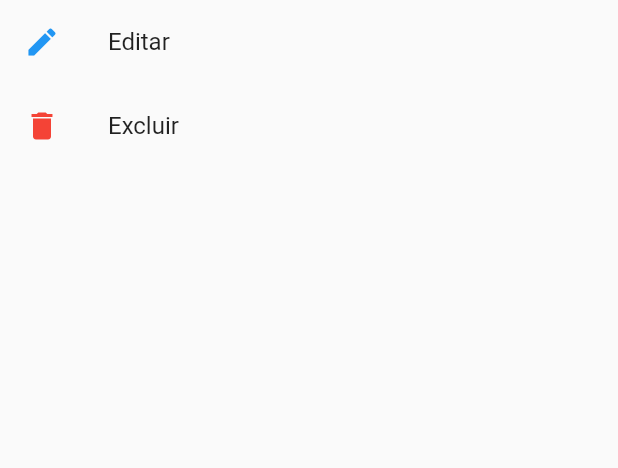
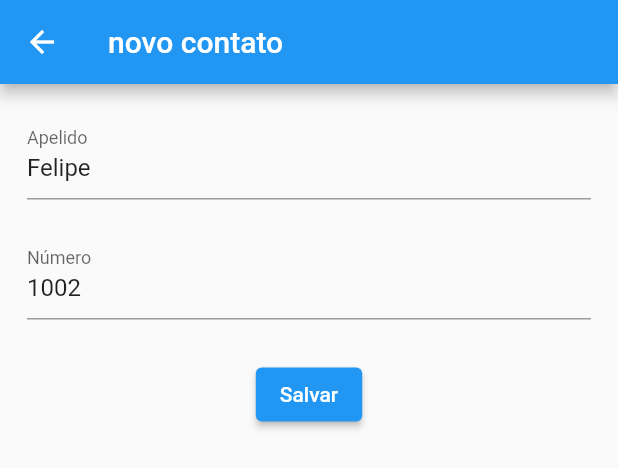
Before and after one commit to davi133/app-mensagens-si700, a Flutter app: the ContactOptions widget shown alone on an empty page, opened directly with sample values from the repository, after a tap on "Editar", on a phone screen of 412 x 824 dp. Shown: the top 468 px of the screen. Run offline on Flutter 3.47's test engine with Material 2 defaults, Android fonts, the phone set to English and light mode, and no system bars; key blocks and very long unbroken strings in the code were emptied for the run.

Commit message:
agr da pra editar contato com essa monstruosidade

```diff
--- a/lib/View/contato_tile.dart
+++ b/lib/View/contato_tile.dart
@@ -48,14 +48,16 @@ class ContactOptions extends StatelessWidget {
     return Column(
       mainAxisSize: MainAxisSize.min,
       children: [
+        //BOTÃO DE EDITAR #######################################
         ListTile(
           leading: const Icon(
             Icons.edit,
             color: Colors.blue,
           ),
           title: const Text("Editar"),
-          onTap: () {},
+          onTap: () {Navigator.of(context).push(MaterialPageRoute(builder: (_){return EditContato(cont, onFinish: onChanged,);}));},
         ),
+        //BOTÃO DE DELETAR ###################################
         ListTile(
           leading: const Icon(
             Icons.delete,
@@ -95,6 +97,98 @@ class ContactOptions extends StatelessWidget {
   }
 }
 
+class EditContato extends StatelessWidget {
+  EditContato(this.cont,{Key? key, this.onFinish = (pressedDefault)})
+      : super(key: key);
+  final Function onFinish;
+  final GlobalKey<FormState> _formKey = GlobalKey<FormState>();
+  Contato aux = Contato("", 1);
+  Contato cont;
+
+
+  @override
+  Widget build(BuildContext context) {
+    return Scaffold(
+      appBar: AppBar(title: const Text("novo contato")),
+      body: Container(
+        margin: const EdgeInsets.all(15.0),
+        padding: const EdgeInsets.all(3.0),
+        child: Form(
+          key: _formKey,
+          child: Column(
+            crossAxisAlignment: CrossAxisAlignment.center,
+            children: [
+              ConstrainedBox(
+                constraints: const BoxConstraints(
+                    minHeight: 80, minWidth: 300, maxWidth: 500),
+                child: SizedBox(
+                  child: TextFormField(
+                    initialValue: cont.apelido,
+                    keyboardType: TextInputType.text,
+                    decoration: const InputDecoration(
+                      labelText: 'Apelido',
+                    ),
+                    validator: (String? inValue) {
+                      if (inValue != null) {
+                        if (inValue.isEmpty) {
+                          return "Insira um apelido";
+                        }
+                      }
+                      return null;
+                    },
+                    onSaved: (String? inValue) {
+                      aux.apelido = inValue ?? "";
+                    },
+                  ),
+                ),
+              ),
+              ConstrainedBox(
+                constraints: const BoxConstraints(
+                    minHeight: 85, minWidth: 300, maxWidth: 500),
+                child: TextFormField(
+                  initialValue: "${cont.numero}",
+                  keyboardType: TextInputType.number,
+                  decoration: const InputDecoration(
+                    labelText: 'Número',
+                  ),
+                  validator: (String? inValue) {
+                    if (inValue != null) {
+                      if (inValue.isEmpty) {
+                        return "Insira um número de contato";
+                      }
+                      if (!RegExp(r'^[0-9]+$').hasMatch(inValue)) {
+                        return "Insira Apenas números";
+                      }
+                    }
+                    return null;
+                  },
+                  onSaved: (String? inValue) {
+                    aux.numero = int.parse(inValue ?? "0");
+                  },
+                ),
+              ),
+              ElevatedButton(
+                child: const Text("Salvar"),
+                onPressed: () {
+                  if (_formKey.currentState!.validate()) {
+                    _formKey.currentState!.save();
+                    editContato(cont.numero, aux);
+                    Navigator.of(context).pop();
+                    Navigator.of(context).pop();
+                    onFinish();
+                  }
+                },
+              )
+            ],
+          ),
+        ),
+      ),
+    );
+  }
+}
+
+
+
 void pressedDefault() {
   return;
 }
```
